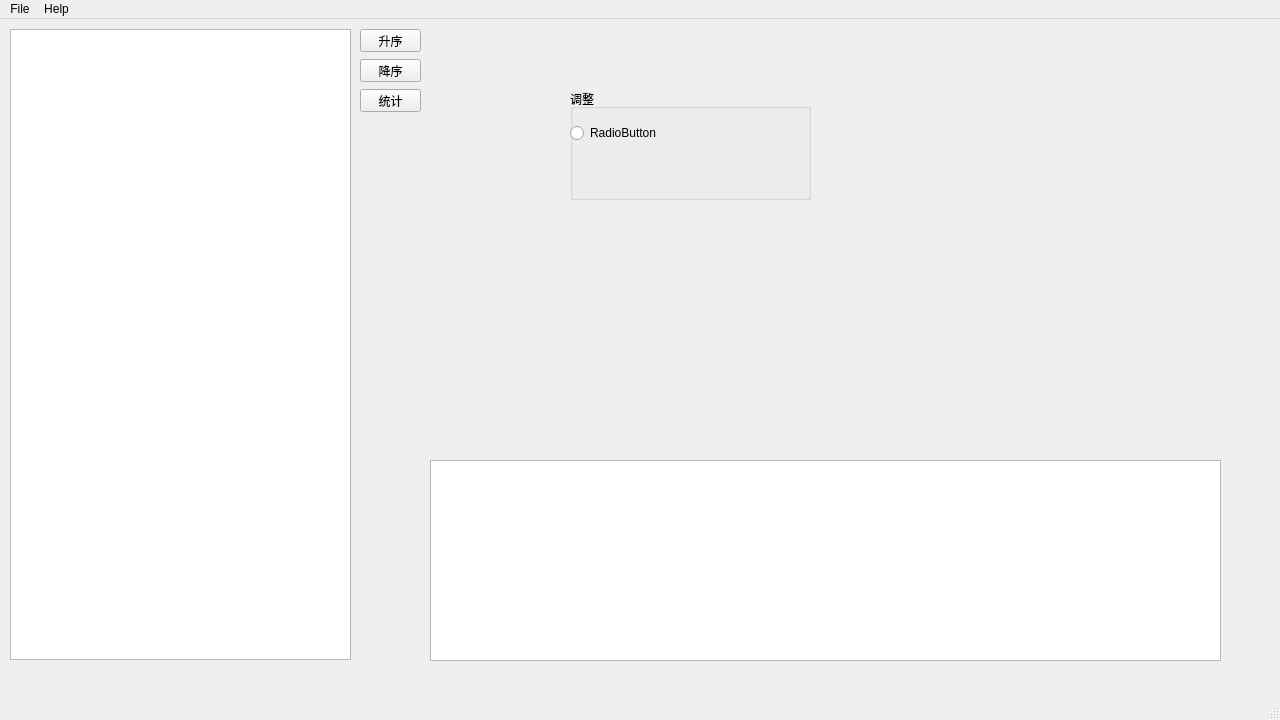
Old version of the form score_analysis.ui in the repository ReonLion/score_analysis.
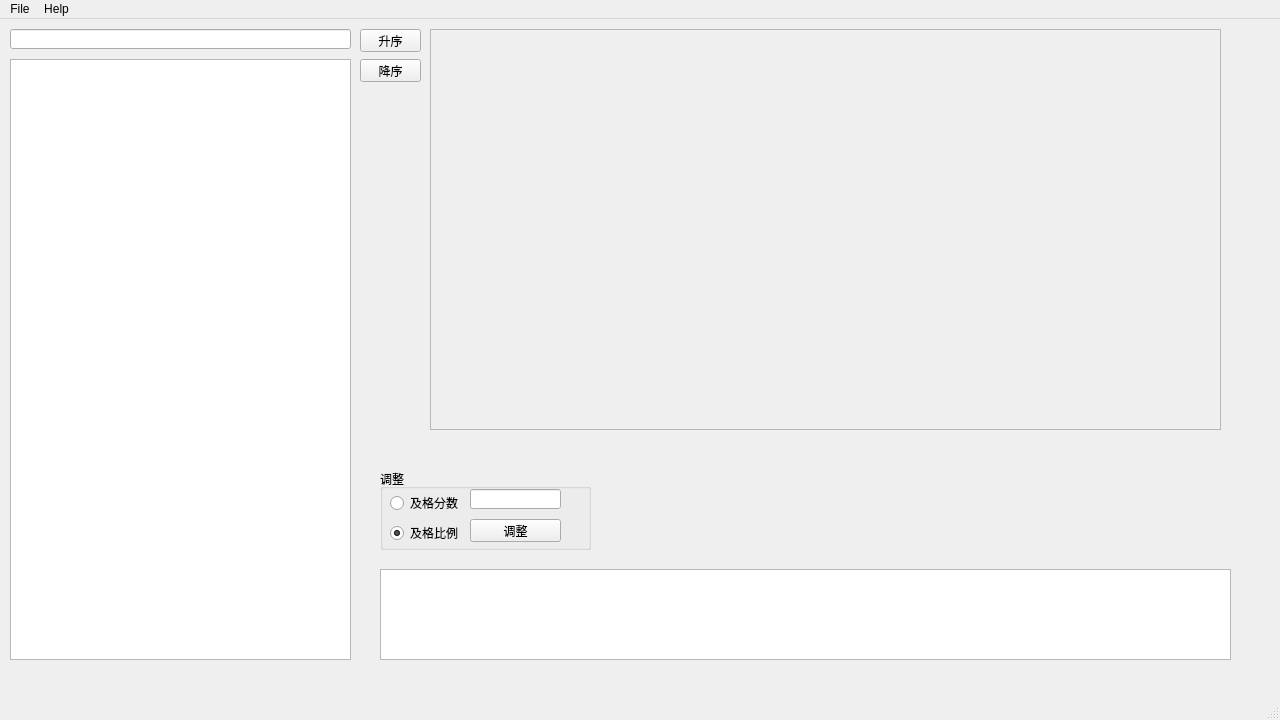
New version of the form.

Diff of the .ui file:
```diff
--- a/score_analysis.ui
+++ b/score_analysis.ui
@@ -18,9 +18,9 @@
     <property name="geometry">
      <rect>
       <x>10</x>
-      <y>10</y>
+      <y>40</y>
       <width>341</width>
-      <height>631</height>
+      <height>601</height>
      </rect>
     </property>
    </widget>
@@ -50,36 +50,23 @@
      <string>降序</string>
     </property>
    </widget>
-   <widget class="QPushButton" name="DrawButton">
+   <widget class="QTableView" name="tableView2">
     <property name="geometry">
      <rect>
-      <x>360</x>
-      <y>70</y>
-      <width>61</width>
-      <height>23</height>
-     </rect>
-    </property>
-    <property name="text">
-     <string>统计</string>
-    </property>
-   </widget>
-   <widget class="QTableView" name="tableView_2">
-    <property name="geometry">
-     <rect>
-      <x>430</x>
-      <y>441</y>
-      <width>791</width>
-      <height>201</height>
+      <x>380</x>
+      <y>550</y>
+      <width>851</width>
+      <height>91</height>
      </rect>
     </property>
    </widget>
    <widget class="QGroupBox" name="groupBox">
     <property name="geometry">
      <rect>
-      <x>570</x>
-      <y>70</y>
-      <width>241</width>
-      <height>111</height>
+      <x>380</x>
+      <y>450</y>
+      <width>211</width>
+      <height>81</height>
      </rect>
     </property>
     <property name="title">
@@ -88,16 +75,81 @@
     <widget class="QRadioButton" name="radioButton">
      <property name="geometry">
       <rect>
-       <x>0</x>
-       <y>30</y>
-       <width>174</width>
+       <x>10</x>
+       <y>20</y>
+       <width>71</width>
        <height>28</height>
       </rect>
      </property>
      <property name="text">
-      <string>RadioButton</string>
+      <string>及格分数</string>
      </property>
     </widget>
+    <widget class="QRadioButton" name="rate_radioButton">
+     <property name="geometry">
+      <rect>
+       <x>10</x>
+       <y>50</y>
+       <width>71</width>
+       <height>28</height>
+      </rect>
+     </property>
+     <property name="text">
+      <string>及格比例</string>
+     </property>
+     <property name="checked">
+      <bool>true</bool>
+     </property>
+    </widget>
+    <widget class="QLineEdit" name="lineEdit">
+     <property name="geometry">
+      <rect>
+       <x>90</x>
+       <y>20</y>
+       <width>91</width>
+       <height>20</height>
+      </rect>
+     </property>
+    </widget>
+    <widget class="QPushButton" name="adjustButton">
+     <property name="geometry">
+      <rect>
+       <x>90</x>
+       <y>50</y>
+       <width>91</width>
+       <height>23</height>
+      </rect>
+     </property>
+     <property name="text">
+      <string>调整</string>
+     </property>
+    </widget>
+   </widget>
+   <widget class="QFrame" name="frame">
+    <property name="geometry">
+     <rect>
+      <x>430</x>
+      <y>10</y>
+      <width>791</width>
+      <height>401</height>
+     </rect>
+    </property>
+    <property name="frameShape">
+     <enum>QFrame::StyledPanel</enum>
+    </property>
+    <property name="frameShadow">
+     <enum>QFrame::Raised</enum>
+    </property>
+   </widget>
+   <widget class="QLineEdit" name="search_lineEdit">
+    <property name="geometry">
+     <rect>
+      <x>10</x>
+      <y>10</y>
+      <width>341</width>
+      <height>20</height>
+     </rect>
+    </property>
    </widget>
   </widget>
   <widget class="QMenuBar" name="menubar">
```
Left out of the diff: 5 changed lines with no effect on the pictures.
